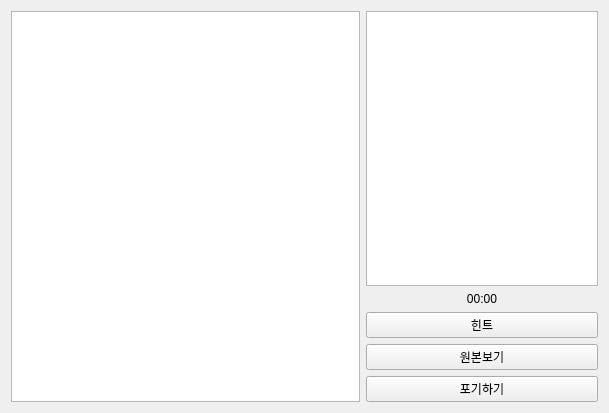
Qt form puzzle/playpage.ui (ghkdwjdxo99/Intel_7_openCV_project) before a commit.
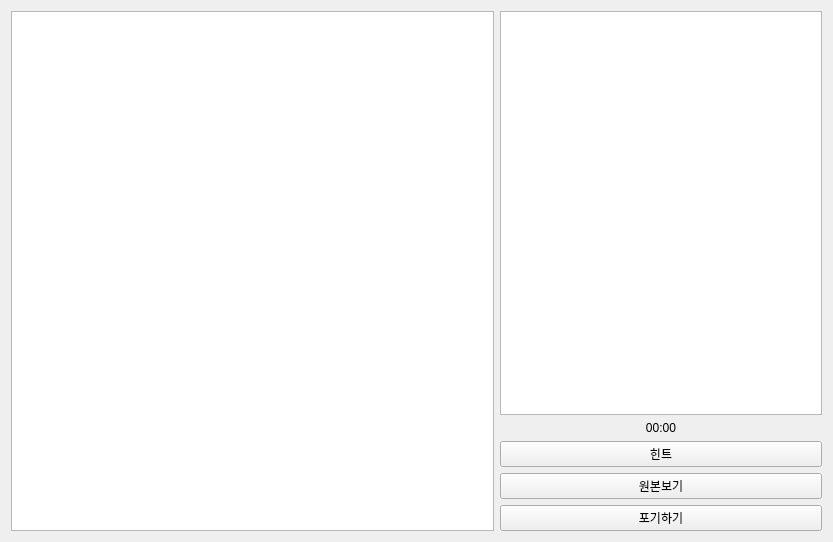
The same form after that commit. Custom widgets are drawn as their Qt base class.

```diff
--- a/puzzle/playpage.ui
+++ b/puzzle/playpage.ui
@@ -6,8 +6,8 @@
    <rect>
     <x>0</x>
     <y>0</y>
-    <width>609</width>
-    <height>413</height>
+    <width>833</width>
+    <height>542</height>
    </rect>
   </property>
   <property name="windowTitle">
```
Left out of the diff: 4 changed lines with no effect on the pictures.
